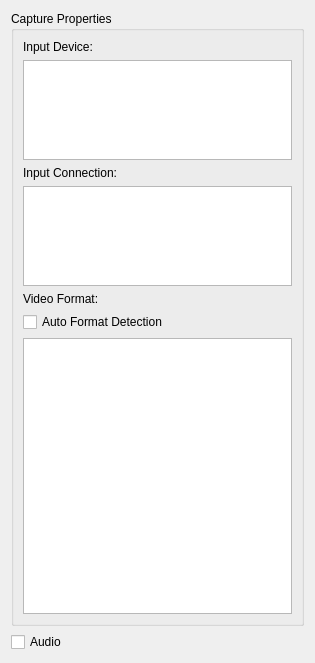
Before: the Qt Designer form OverlayWindow.ui in soramimi/DeckLinkCapture, drawn with Qt 5.
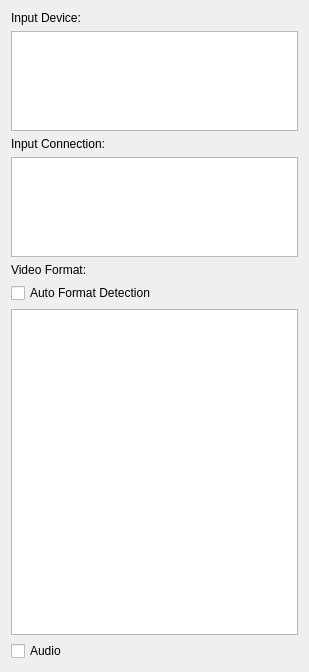
After: the same form once the commit is applied.

```diff
--- a/OverlayWindow.ui
+++ b/OverlayWindow.ui
@@ -1,26 +1,17 @@
 <?xml version="1.0" encoding="UTF-8"?>
 <ui version="4.0">
  <class>OverlayWindow</class>
- <widget class="QDialog" name="OverlayWindow">
+ <widget class="QWidget" name="OverlayWindow">
   <property name="geometry">
    <rect>
     <x>0</x>
     <y>0</y>
-    <width>315</width>
-    <height>663</height>
+    <width>309</width>
+    <height>672</height>
    </rect>
   </property>
   <property name="windowTitle">
-   <string>Dialog</string>
-  </property>
-  <layout class="QVBoxLayout" name="verticalLayout_2">
-   <item>
-    <widget class="QGroupBox" name="propertiesGroupBox">
-     <property name="enabled">
-      <bool>true</bool>
-     </property>
-     <property name="title">
-      <string>Capture Properties</string>
+   <string>Widget</string>
      </property>
      <layout class="QVBoxLayout" name="verticalLayout">
       <item>
@@ -91,9 +82,6 @@
           <verstretch>0</verstretch>
          </sizepolicy>
         </property>
-       </widget>
-      </item>
-     </layout>
     </widget>
    </item>
    <item>
```
Lines whose indentation alone changed are shown as unchanged.
